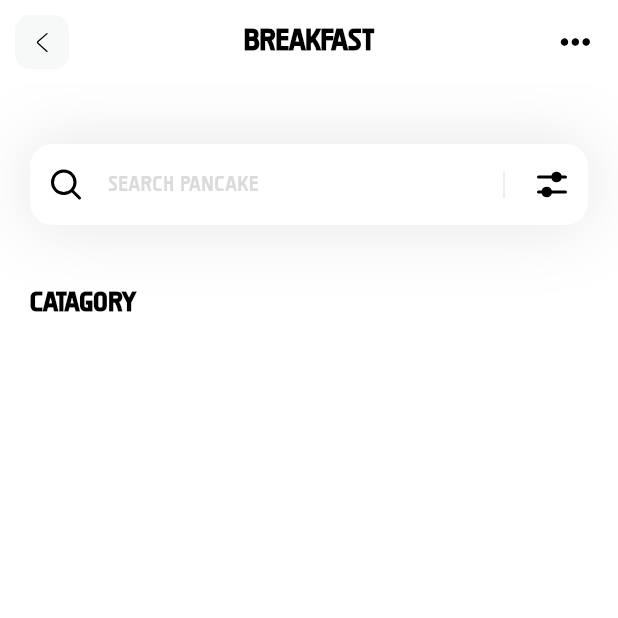
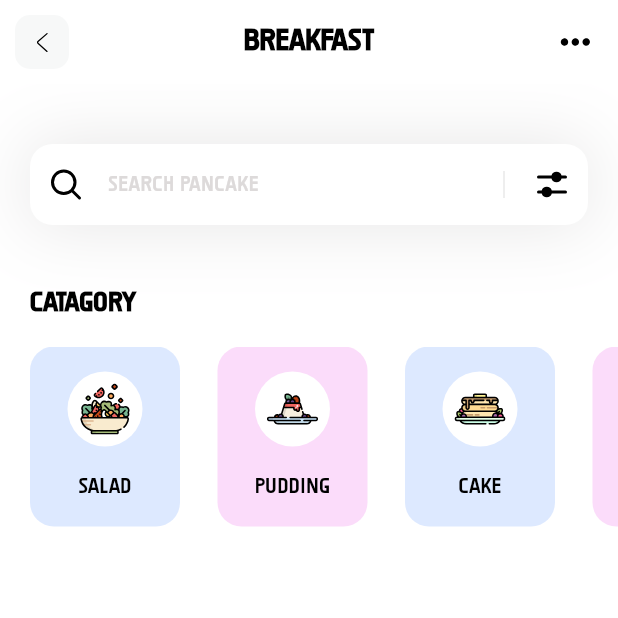
Before and after one commit to CekiDesu/fitness-flutter, a Flutter app: the screen it shows after launch, on a phone screen of 412 x 824 dp, the top half of it. Run offline on Flutter 3.47's test engine with Material 3 defaults, Android fonts, the phone set to English and light mode, and no system bars; our stand-ins replace flutter_svg.

Commit message:
2nd update

```diff
--- a/lib/main.dart
+++ b/lib/main.dart
@@ -12,7 +12,7 @@ class MyApp extends StatelessWidget {
     return MaterialApp(
       debugShowCheckedModeBanner: false,
       theme: ThemeData(fontFamily: 'Impact'),
-      home: HomePage()
+      home: HomePage(),
     );
   }
 }
--- /dev/null
+++ b/lib/models/category_model.dart
@@ -0,0 +1,44 @@
+import 'package:flutter/material.dart';
+
+class CategoryModel {
+  String name;
+  String iconPath;
+  Color boxColor;
+  CategoryModel({
+    required this.name,
+    required this.iconPath,
+    required this.boxColor,
+  });
+  static List<CategoryModel> getCategoryModel() {
+    List<CategoryModel> categories = [];
+    categories.add(
+      CategoryModel(
+        name: 'Salad',
+        iconPath: 'assets/icons/salad.svg',
+        boxColor: Color.fromARGB(255, 143, 182, 255),
+      ),
+    );
+    categories.add(
+      CategoryModel(
+        name: 'Pudding',
+        iconPath: 'assets/icons/pudding.svg',
+        boxColor: Color.fromARGB(255, 242, 139, 237),
+      ),
+    );
+    categories.add(
+      CategoryModel(
+        name: 'Cake',
+        iconPath: 'assets/icons/pancake.svg',
+        boxColor: Color.fromARGB(255, 143, 182, 255),
+      ),
+    );
+    categories.add(
+      CategoryModel(
+        name: 'Smoothie',
+        iconPath: 'assets/icons/smoothie.svg',
+        boxColor: Color.fromARGB(255, 242, 139, 237),
+      ),
+    );
+    return categories;
+  }
+}
--- a/lib/pages/home.dart
+++ b/lib/pages/home.dart
@@ -1,11 +1,24 @@
+import 'package:fitness/models/category_model.dart';
 import 'package:flutter/material.dart';
 import 'package:flutter_svg/svg.dart';
 
 class HomePage extends StatelessWidget {
-  const HomePage({super.key});
+  HomePage({super.key});
+
+  List<CategoryModel> categories = [];
+
+  void _getCategories() {
+    categories = CategoryModel.getCategoryModel();
+  }
+
+  @override
+  void initState() {
+    _getCategories();
+  }
 
   @override
   Widget build(BuildContext context) {
+    _getCategories();
     return Scaffold(
       appBar: appBar(),
       backgroundColor: Colors.white,
@@ -14,7 +27,15 @@ class HomePage extends StatelessWidget {
         children: [
           _searchField(),
           SizedBox(height: 40),
-          Column(
+          _categoriesSection(),
+        ],
+      ),
+    );
+  }
+
+  Column _categoriesSection() {
+    return Column(
+          crossAxisAlignment: CrossAxisAlignment.start,
           children: [
             Padding(
               padding: const EdgeInsets.only(left: 20),
@@ -27,10 +48,51 @@ class HomePage extends StatelessWidget {
                 ),
               ),
             ),
+            SizedBox(height: 15),
+            SizedBox(
+              height: 120,
+              child: ListView.separated(
+                itemCount: categories.length,
+                scrollDirection: Axis.horizontal,
+                padding: EdgeInsets.only(left: 20, right: 20),
+                separatorBuilder: (context, index) => SizedBox(width: 25),
+                itemBuilder: (context, index) {
+                  return Container(
+                    width: 100,
+                    decoration: BoxDecoration(
+                      color: categories[index].boxColor.withAlpha(77),
+                      borderRadius: BorderRadius.circular(16),
+                    ),
+                    child: Column(
+                      mainAxisAlignment: MainAxisAlignment.spaceEvenly,
+                      children: [
+                        Container(
+                          width: 50,
+                          height: 50,
+                          decoration: BoxDecoration(
+                            color: Colors.white,
+                            shape: BoxShape.circle,
+                          ),
+                          child: Padding(
+                            padding: const EdgeInsets.all(8.0),
+                            child: SvgPicture.asset(categories[index].iconPath),
+                          ),
+                        ),
+                        Text(
+                          categories[index].name,
+                          style: TextStyle(
+                            fontWeight: FontWeight.w400,
+                            color: Colors.black,
+                            fontSize: 14
+                          ),
+                        )
                       ],
                     ),
+                  );
+                },
+              ),
+            ),
           ],
-      ),
         );
   }
 
@@ -57,7 +119,7 @@ class HomePage extends StatelessWidget {
             padding: const EdgeInsets.all(12),
             child: SvgPicture.asset('assets/icons/search.svg'),
           ),
-          suffixIcon: Container(
+          suffixIcon: SizedBox(
             width: 100,
             child: IntrinsicHeight(
               child: Row(
```
Also changed, not shown: lib/models/diet_model.dart (added, +39 -0 lines), assets/icons/flan.svg (added), assets/icons/honey-pancake.svg (added), assets/icons/pancake.svg (added), assets/icons/pudding.svg (added), assets/icons/salad.svg (added), assets/icons/smoothie.svg (added). Lines whose indentation alone changed are shown as unchanged.
